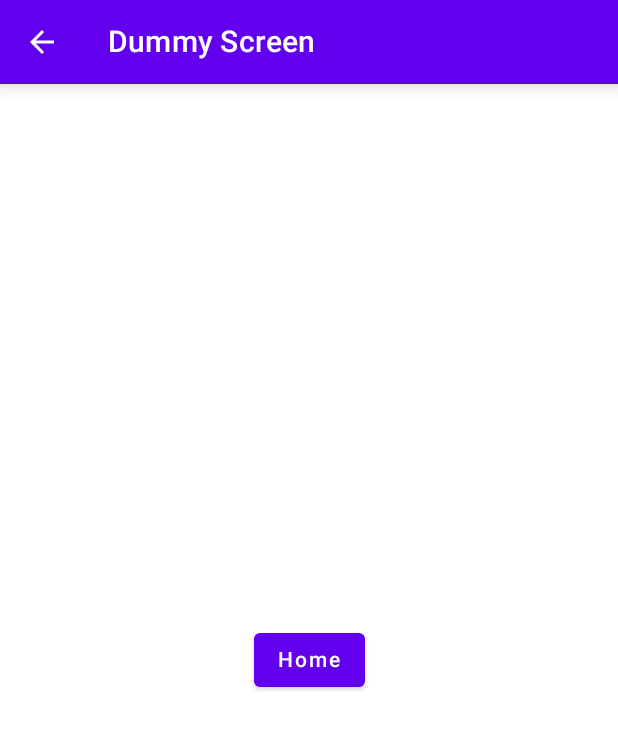
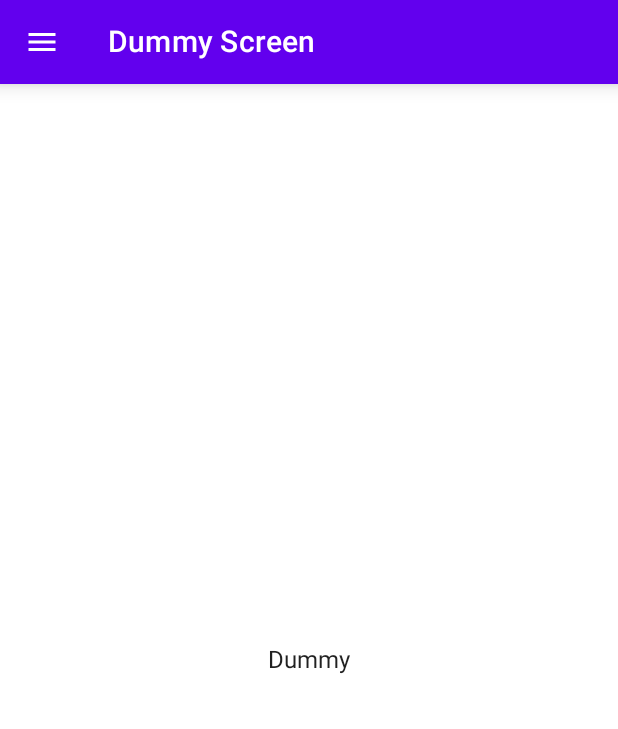
Before and after one commit to lixoten/notes-app-android-kotlin-compose, an Android app built with Jetpack Compose: the DummyScreen screen opened through its navigation route, on a phone screen of 412 x 824 dp. Shown: the top 729 px of the screen. Run offline under Robolectric (Android 15) with nearby library versions, the phone set to English and light mode, and no system bars.

Commit message:
bottom-nav-bar and nav-drawer

```diff
--- /dev/null
+++ b/app/src/main/java/com/lixoten/fido/NavigationDrawer.kt
@@ -0,0 +1,60 @@
+package com.lixoten.fido
+
+import androidx.compose.foundation.clickable
+import androidx.compose.foundation.layout.*
+import androidx.compose.foundation.lazy.LazyColumn
+import androidx.compose.foundation.lazy.items
+import androidx.compose.material.Icon
+import androidx.compose.material.Text
+import androidx.compose.runtime.Composable
+import androidx.compose.ui.Alignment
+import androidx.compose.ui.Modifier
+import androidx.compose.ui.text.TextStyle
+import androidx.compose.ui.unit.dp
+import androidx.compose.ui.unit.sp
+import com.lixoten.fido.navigation.NavDrawerItem
+
+@Composable
+fun DrawerHeader() {
+    Box(
+        modifier = Modifier
+            .fillMaxWidth()
+            .padding(vertical = 54.dp),
+        contentAlignment = Alignment.Center
+    ) {
+        Text(text = "Header", fontSize = 60.sp)
+    }
+}
+
+@Composable
+fun DrawerBody(
+    items: List<NavDrawerItem>,
+    modifier: Modifier = Modifier,
+    itemTextStyle: TextStyle = TextStyle(fontSize = 18.sp),
+    onItemClick: (NavDrawerItem) -> Unit
+) {
+    DrawerHeader()
+    LazyColumn(modifier) {
+        items(items) { item ->
+            Row(
+                modifier = Modifier
+                    .fillMaxWidth()
+                    .clickable {
+                        onItemClick(item)
+                    }
+                    .padding(16.dp)
+            ) {
+                Icon(
+                    imageVector = item.icon,
+                    contentDescription = item.contentDescription
+                )
+                Spacer(modifier = Modifier.width(16.dp))
+                Text(
+                    text = item.title,
+                    style = itemTextStyle,
+                    modifier = Modifier.weight(1f)
+                )
+            }
+        }
+    }
+}
--- a/app/src/main/java/com/lixoten/fido/feature_notes/presentation/_components_shared/MyTopBar.kt
+++ b/app/src/main/java/com/lixoten/fido/feature_notes/presentation/_components_shared/MyTopBar.kt
@@ -5,10 +5,7 @@ import androidx.compose.material.IconButton
 import androidx.compose.material.Text
 import androidx.compose.material.TopAppBar
 import androidx.compose.material.icons.Icons
-import androidx.compose.material.icons.filled.Add
-import androidx.compose.material.icons.filled.ArrowBack
-import androidx.compose.material.icons.filled.GridView
-import androidx.compose.material.icons.filled.ViewList
+import androidx.compose.material.icons.filled.*
 import androidx.compose.runtime.Composable
 import androidx.compose.ui.res.stringResource
 import androidx.compose.ui.unit.dp
@@ -23,16 +20,21 @@ fun MyTopBar(
     canAdd: Boolean = false,
     onAddRecord: () -> Unit = { },
     onToggleLayout: () -> Unit = { },
+    onToggleSection: () -> Unit = { },
+    onToggleSearch: () -> Unit = { },
+    hasMenu: Boolean = false,
+    onNavigationIconClick: () -> Unit
 //    canDelete: Boolean = false,
 //    deleteRecord: () -> Unit = { },
 //    canPin: Boolean = false,
 //    pinRecord: () -> Unit = { },
 //    isPinned: Boolean = false
 ) {
-    if (canNavigateUp) {
+    //if (canNavigateUp) {
         TopAppBar(
             title = { Text(text = screenTitle) },
             navigationIcon = {
+                if (canNavigateUp) {
                     IconButton(
                         onClick = navigateUp
                     ) {
@@ -40,6 +42,15 @@ fun MyTopBar(
                             imageVector = Icons.Filled.ArrowBack,
                             contentDescription = stringResource(R.string.back_arrow)
                         )
+                    }
+                }
+                if (hasMenu) {
+                    IconButton(onClick = onNavigationIconClick) {
+                        Icon(
+                            imageVector = Icons.Default.Menu,
+                            contentDescription = "Toggle drawer"
+                        )
+                    }
                 }
             },
             actions = {
@@ -79,15 +90,31 @@ fun MyTopBar(
                             //modifier = Modifier.size(24.dp),
                         )
                     }
+                    IconButton(
+                        onClick = onToggleSection
+                    ) {
+                        Icon(
+                            imageVector = Icons.Default.Sort,
+                            contentDescription = stringResource(R.string.sort_icon_descr),
+                        )
+                    }
+                    IconButton(
+                        onClick = onToggleSearch
+                    ) {
+                        Icon(
+                            imageVector = Icons.Default.Search,
+                            contentDescription = stringResource(R.string.sort_icon_descr),
+                        )
+                    }
                 }
             },
 
             elevation = 8.dp
         )
-    } else {
-        TopAppBar(
-            title = { Text(text = screenTitle) },
-            elevation = 8.dp
-        )
+//    } else {
+//        TopAppBar(
+//            title = { Text(text = screenTitle) },
+//            elevation = 8.dp
+//        )
+//    }
 }
-}
--- a/app/src/main/java/com/lixoten/fido/feature_notes/presentation/notes_list/NotesEvents.kt
+++ b/app/src/main/java/com/lixoten/fido/feature_notes/presentation/notes_list/NotesEvents.kt
@@ -12,4 +12,5 @@ sealed class NotesEvents{
     object AddDbRecord: NotesEvents()
     object UpdateStateOrderSectionIsVisible: NotesEvents()
     object ToggleLayout: NotesEvents()
+    object ToggleSearch: NotesEvents()
 }
--- a/app/src/main/java/com/lixoten/fido/feature_notes/presentation/notes_list/NotesUiState.kt
+++ b/app/src/main/java/com/lixoten/fido/feature_notes/presentation/notes_list/NotesUiState.kt
@@ -5,6 +5,7 @@ import com.lixoten.fido.feature_notes.model.Note
 data class NotesUiState(
     val noteOrderBy: NoteOrderBy = NoteOrderBy.Title(OrderType.Descending),
     val isOrderSectionVisible: Boolean = false,
+    val isSearchVisible: Boolean = false,
     val isGridLayout: Boolean = false,
 
     val notes: List<Note> = emptyList()
--- a/app/src/main/java/com/lixoten/fido/presentation/dummy_screen/DummyScreen.kt
+++ b/app/src/main/java/com/lixoten/fido/presentation/dummy_screen/DummyScreen.kt
@@ -5,17 +5,20 @@ import androidx.compose.foundation.layout.Box
 import androidx.compose.foundation.layout.Column
 import androidx.compose.foundation.layout.fillMaxSize
 import androidx.compose.foundation.layout.padding
-import androidx.compose.material.Button
-import androidx.compose.material.Scaffold
-import androidx.compose.material.Text
+import androidx.compose.material.*
 import androidx.compose.runtime.Composable
+import androidx.compose.runtime.rememberCoroutineScope
 import androidx.compose.ui.Alignment
 import androidx.compose.ui.Modifier
 import androidx.compose.ui.res.stringResource
 import androidx.navigation.NavController
+import com.lixoten.fido.DrawerBody
 import com.lixoten.fido.R
 import com.lixoten.fido.feature_notes.presentation._components_shared.MyTopBar
+import com.lixoten.fido.navigation.NavDrawerItem
 import com.lixoten.fido.navigation.NavigationDestination
+import com.lixoten.fido.navigation.doMe
+import kotlinx.coroutines.launch
 
 object DummyScreenDestination : NavigationDestination {
     override val route = "dummy"
@@ -29,23 +32,50 @@ fun DummyScreen(
     modifier: Modifier = Modifier,
     navController: NavController,
 ) {
+    val scaffoldState: ScaffoldState = rememberScaffoldState()
+    val scope = rememberCoroutineScope()
+
     Scaffold(
         topBar = {
             MyTopBar(
                 screenTitle = stringResource(id = DummyScreenDestination.titleRes),
-                canNavigateUp = true,
+                canNavigateUp = false,
                 navigateUp = { navController.navigateUp() },
+                hasMenu = true,
+                onNavigationIconClick = {
+                    scope.launch {
+                        scaffoldState.drawerState.open()
+                    }
+                },
             )
-        }
+        },
+        drawerContent = {
+            DrawerBody(
+                items = listOf(
+                    NavDrawerItem.Home,
+                    NavDrawerItem.Notes,
+                ),
+                onItemClick = {
+                    doMe(
+                        scope = scope,
+                        drawerState = scaffoldState.drawerState,
+                        navController = navController,
+                        id = it.id
+                    )
+                }
+            )
+        },
+        scaffoldState = scaffoldState,
     ) {
         Box(
             modifier = modifier.fillMaxSize().padding(it),
             contentAlignment = Alignment.Center
         ) {
             Column {
-                Button(onClick = { navController.popBackStack() }) {
-                    Text(text = stringResource(id = R.string.home_screen_button))
-                }
+                Text(text = NavDrawerItem.Dummy.title)
+                //Button(onClick = { navController.popBackStack() }) {
+                //    Text(text = stringResource(id = R.string.home_screen_button))
+                //}
             }
         }
     }
--- a/app/src/main/java/com/lixoten/fido/presentation/home/HomeScreen.kt
+++ b/app/src/main/java/com/lixoten/fido/presentation/home/HomeScreen.kt
@@ -5,19 +5,20 @@ import androidx.compose.foundation.layout.Box
 import androidx.compose.foundation.layout.Column
 import androidx.compose.foundation.layout.fillMaxSize
 import androidx.compose.foundation.layout.padding
-import androidx.compose.material.Button
-import androidx.compose.material.Scaffold
-import androidx.compose.material.Text
+import androidx.compose.material.*
 import androidx.compose.runtime.Composable
+import androidx.compose.runtime.rememberCoroutineScope
 import androidx.compose.ui.Alignment
 import androidx.compose.ui.Modifier
 import androidx.compose.ui.res.stringResource
 import androidx.navigation.NavController
+import com.lixoten.fido.DrawerBody
 import com.lixoten.fido.R
 import com.lixoten.fido.feature_notes.presentation._components_shared.MyTopBar
-import com.lixoten.fido.feature_notes.presentation.notes_list.NotesScreenDestination
-import com.lixoten.fido.presentation.dummy_screen.DummyScreenDestination
+import com.lixoten.fido.navigation.NavDrawerItem
 import com.lixoten.fido.navigation.NavigationDestination
+import com.lixoten.fido.navigation.doMe
+import kotlinx.coroutines.launch
 
 object HomeScreenDestination : NavigationDestination {
     override val route = "home"
@@ -30,26 +31,56 @@ fun HomeScreen(
     modifier: Modifier = Modifier,
     navController: NavController,
 ) {
+    val scaffoldState: ScaffoldState = rememberScaffoldState()
+    val scope = rememberCoroutineScope()
+
     Scaffold(
         topBar = {
             MyTopBar(
                 screenTitle = stringResource(id = HomeScreenDestination.titleRes),
                 canNavigateUp = false,
                 navigateUp = { navController.navigateUp() },
+                hasMenu = true,
+                onNavigationIconClick = {
+                    scope.launch {
+                        scaffoldState.drawerState.open()
+                    }
+                },
             )
-        }
-    ) {
+        },
+        drawerGesturesEnabled = scaffoldState.drawerState.isOpen,
+        drawerContent = {
+            DrawerBody(
+                items = listOf(
+                    NavDrawerItem.Notes,
+                    NavDrawerItem.Dummy,
+                ),
+                onItemClick = {
+                    doMe(
+                        scope = scope,
+                        drawerState = scaffoldState.drawerState,
+                        navController = navController,
+                        id = it.id
+                    )
+                }
+            )
+        },
+        scaffoldState = scaffoldState,
+        ) {
         Box(
-            modifier = modifier.fillMaxSize().padding(it),
+            modifier = modifier
+                .fillMaxSize()
+                .padding(it),
             contentAlignment = Alignment.Center
         ) {
             Column {
-                Button(onClick = { navController.navigate(NotesScreenDestination.route) }) {
-                    Text(text = stringResource(id = R.string.notes_screen_button))
-                }
-                Button(onClick = { navController.navigate(DummyScreenDestination.route) }) {
-                    Text(text = stringResource(id = R.string.dummy_screen_name))
-                }
+                Text(text = NavDrawerItem.Home.title)
+                //Button(onClick = { navController.navigate(NotesScreenDestination.route) }) {
+                //    Text(text = stringResource(id = R.string.notes_screen_button))
+                //}
+                //Button(onClick = { navController.navigate(DummyScreenDestination.route) }) {
+                //    Text(text = stringResource(id = R.string.dummy_screen_name))
+                //}
             }
         }
     }
--- a/app/src/main/res/values/strings.xml
+++ b/app/src/main/res/values/strings.xml
@@ -1,5 +1,5 @@
 <resources>
-    <string name="app_name">My Notes v7</string>
+    <string name="app_name">Notes</string>
 
     <string name="add_input_button">Add</string>
     <string name="add_input_label">Note</string>
@@ -15,6 +15,7 @@
 
     <string name="back_arrow">Navigate Back</string>
 
+    <string name="notes_screen_name">Notes</string>
     <string name="home_screen_name">Home Screen</string>
     <string name="dummy_screen_name">Dummy Screen</string>
     <string name="edit_add_note_screen_name">Edit Note Screen</string>
```
Also changed, not shown: app/src/main/java/com/lixoten/fido/feature_notes/presentation/_components_shared/MyBottomBar.kt (added, +82 -0 lines), app/src/main/java/com/lixoten/fido/feature_notes/presentation/edit_note/AddEditNoteScreen.kt (+58 -34 lines), app/src/main/java/com/lixoten/fido/feature_notes/presentation/notes_list/NotesScreen.kt (+81 -43 lines), app/src/main/java/com/lixoten/fido/feature_notes/presentation/notes_list/NotesViewmodel.kt (+9 -0 lines), app/src/main/java/com/lixoten/fido/navigation/NavDrawerItem.kt (added, +49 -0 lines), 1 other file. Lines whose indentation alone changed are shown as unchanged.
